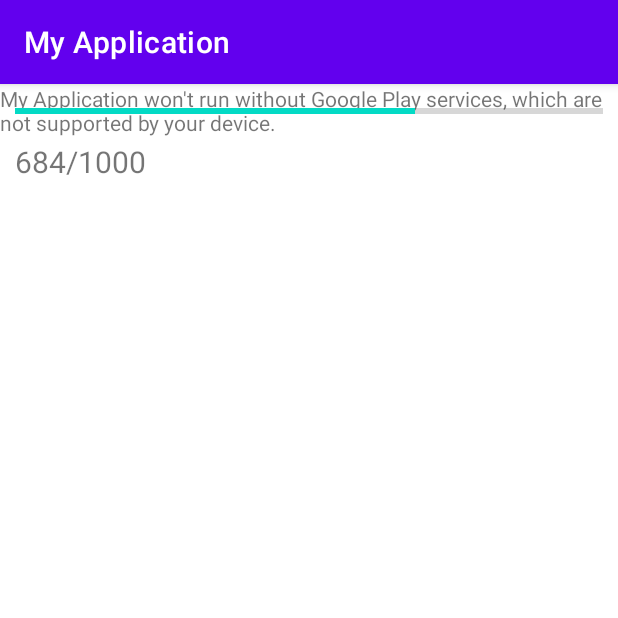
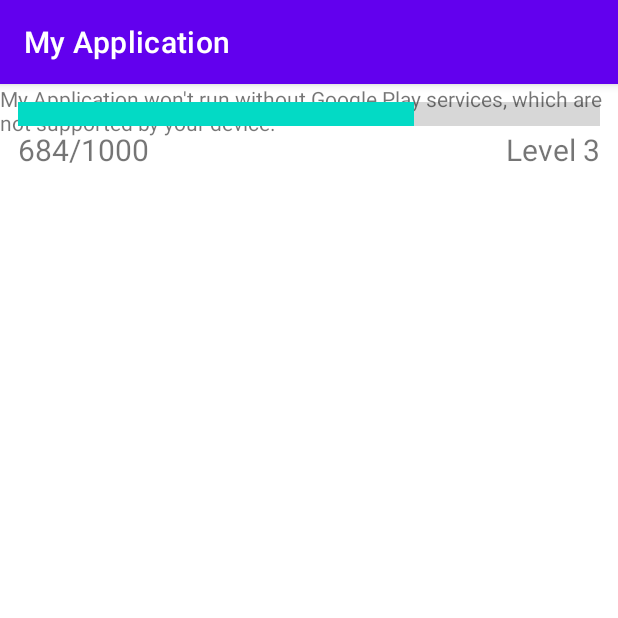
Before and after one commit to 4fecta/ROLR, an Android app: the screen it shows after launch (MainActivity), on a phone screen of 412 x 824 dp, the top half of it. Run offline under Robolectric (Android 15) with nearby library versions, the phone set to English and light mode, and no system bars.

Commit message:
fix progress bar

```diff
--- a/app/src/main/java/com/example/myapplication/MainActivity.java
+++ b/app/src/main/java/com/example/myapplication/MainActivity.java
@@ -30,7 +30,7 @@ public class MainActivity extends AppCompatActivity implements OnMapReadyCallbac
         mapFragment.getMapAsync(this);
 
         mProgressBar = (ProgressBar) findViewById(R.id.progressbar);
-        mLoadingText = (TextView) findViewById(R.id.LoadingCompleteTextView);
+        mLoadingText = (TextView) findViewById(R.id.ProgressNumber);
 
         new Thread(new Runnable() {
             @Override
--- a/app/src/main/res/layout/activity_main.xml
+++ b/app/src/main/res/layout/activity_main.xml
@@ -20,22 +20,36 @@
 
     <ProgressBar
         android:id="@+id/progressbar"
+        android:scaleY="4"
         android:layout_width="match_parent"
         android:layout_height="wrap_content"
         android:layout_alignParentTop="true"
-        android:layout_margin="10dp"
+        android:layout_margin="12dp"
         style="@style/Widget.AppCompat.ProgressBar.Horizontal"
         />
 
     <TextView
-        android:id="@+id/LoadingCompleteTextView"
+        android:id="@+id/ProgressNumber"
         android:layout_width="wrap_content"
         android:layout_height="wrap_content"
-        android:text="684/1000"
+        android:text="@string/_684_1000"
         android:layout_below="@+id/progressbar"
-        android:layout_alignParentLeft="true"
-        android:layout_marginTop="2dp"
-        android:layout_marginStart="10dp"
+        android:layout_marginTop="-10dp"
+        android:layout_alignParentStart="true"
+        android:layout_marginStart="12dp"
+        android:textSize="20sp"
+        android:visibility="visible"
+        />
+
+    <TextView
+        android:id="@+id/LevelNumber"
+        android:layout_width="wrap_content"
+        android:layout_height="wrap_content"
+        android:text="@string/level_3"
+        android:layout_below="@+id/progressbar"
+        android:layout_marginTop="-10dp"
+        android:layout_alignParentEnd="true"
+        android:layout_marginEnd="12dp"
         android:textSize="20sp"
         android:visibility="visible"
         />
--- a/app/src/main/res/values/strings.xml
+++ b/app/src/main/res/values/strings.xml
@@ -1,3 +1,5 @@
 <resources>
     <string name="app_name">My Application</string>
+    <string name="_684_1000">684/1000</string>
+    <string name="level_3">Level 3</string>
 </resources>
```
